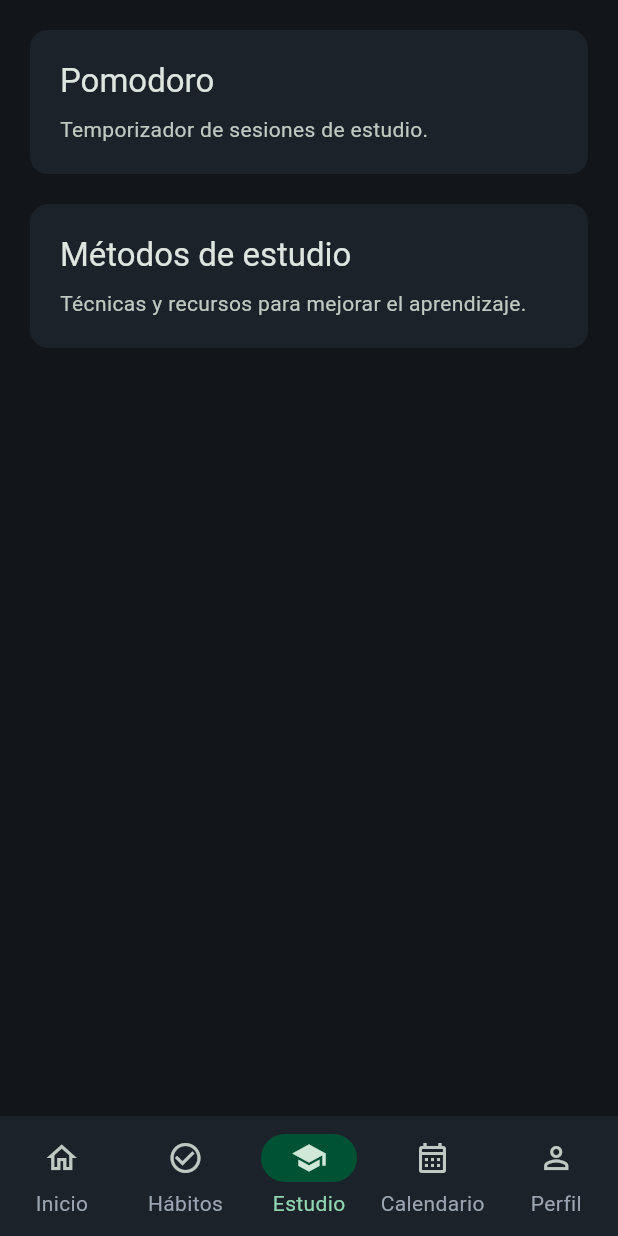
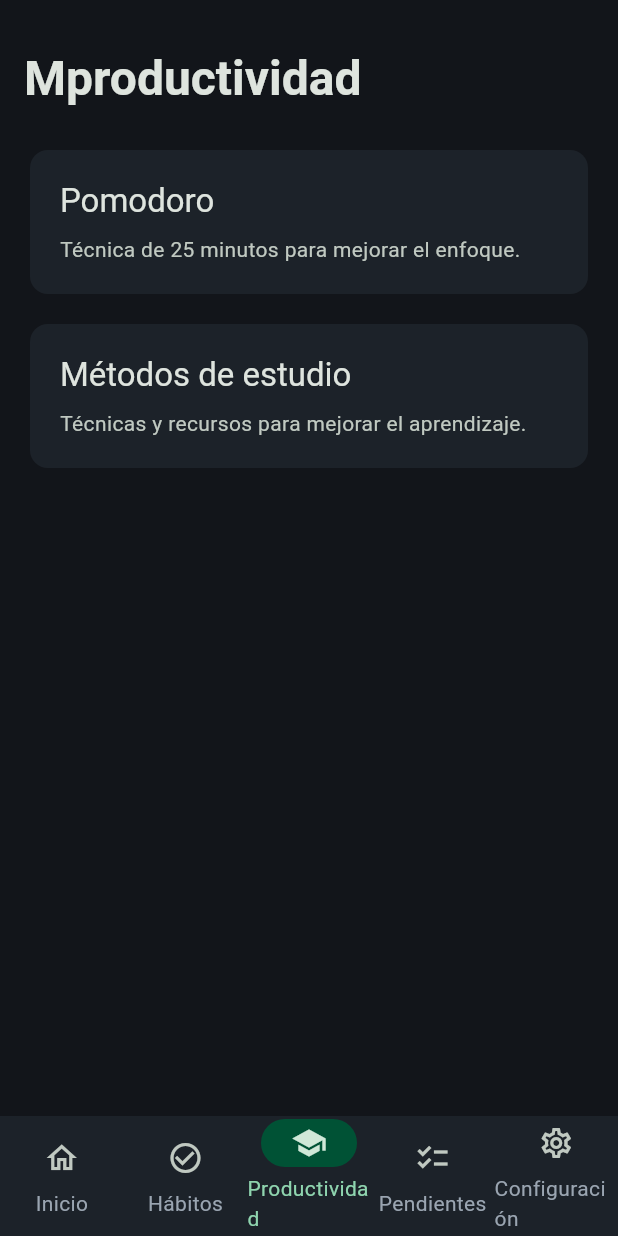
Before and after one commit to jladinori/Habivi, a Flutter app: the screen it shows after launch, item 3 of the bottom bar chosen, on a phone screen of 412 x 824 dp. Run offline on Flutter 3.47's test engine with Material 3 defaults, Android fonts, the phone set to English and light mode, and no system bars; our stand-ins replace flutter_riverpod, go_router, hive, hive_flutter; accounts and stored records are empty.

Commit message:
nombres pantallas

```diff
--- a/lib/presentation/features/study/study_hub_screen.dart
+++ b/lib/presentation/features/study/study_hub_screen.dart
@@ -8,13 +8,21 @@ class StudyHubScreen extends StatelessWidget {
   Widget build(BuildContext context) {
     return ListView(
       padding: const EdgeInsets.all(16),
-      children: const [
-        PlaceholderCard(
+      children: [
+        const SizedBox(height: 16),
+        Text(
+          'Mproductividad',
+          style: Theme.of(context).textTheme.headlineLarge?.copyWith(
+                fontWeight: FontWeight.bold,
+              ),
+        ),
+        const SizedBox(height: 24),
+        const PlaceholderCard(
           title: 'Pomodoro',
-          subtitle: 'Temporizador de sesiones de estudio.',
+          subtitle: 'Técnica de 25 minutos para mejorar el enfoque.',
         ),
-        SizedBox(height: 12),
-        PlaceholderCard(
+        const SizedBox(height: 12),
+        const PlaceholderCard(
           title: 'Métodos de estudio',
           subtitle: 'Técnicas y recursos para mejorar el aprendizaje.',
         ),
--- a/lib/presentation/shell/main_shell.dart
+++ b/lib/presentation/shell/main_shell.dart
@@ -37,17 +37,17 @@ class MainShell extends StatelessWidget {
           NavigationDestination(
             icon: Icon(Icons.school_outlined),
             selectedIcon: Icon(Icons.school),
-            label: 'Estudio',
+            label: 'Productividad',
           ),
           NavigationDestination(
-            icon: Icon(Icons.calendar_month_outlined),
-            selectedIcon: Icon(Icons.calendar_month),
-            label: 'Calendario',
+            icon: Icon(Icons.checklist_outlined),
+            selectedIcon: Icon(Icons.checklist),
+            label: 'Pendientes',
           ),
           NavigationDestination(
-            icon: Icon(Icons.person_outline),
-            selectedIcon: Icon(Icons.person),
-            label: 'Perfil',
+            icon: Icon(Icons.settings_outlined),
+            selectedIcon: Icon(Icons.settings),
+            label: 'Configuración',
           ),
         ],
       ),
```
